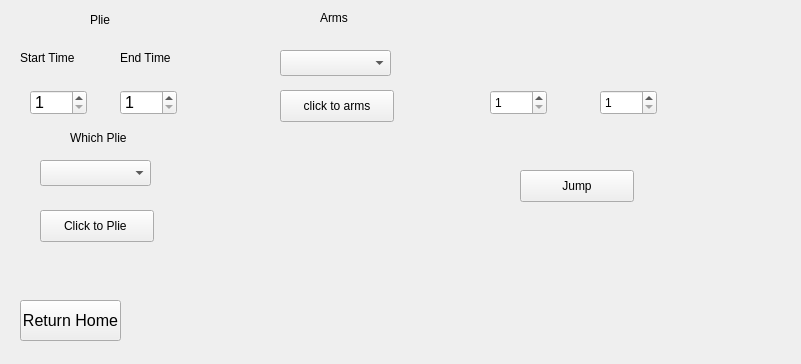
This is resources/widget/PhysicWidget/Widget.ui in cnbdragon/GundamPy as Qt 5 draws it before an edit. The edited form follows.
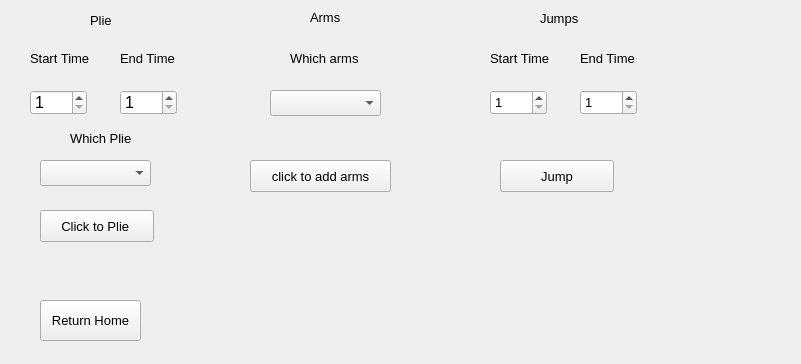
This is the edited form.

```diff
--- a/resources/widget/PhysicWidget/Widget.ui
+++ b/resources/widget/PhysicWidget/Widget.ui
@@ -10,13 +10,19 @@
     <height>364</height>
    </rect>
   </property>
+  <property name="font">
+   <font>
+    <family>Arial</family>
+    <pointsize>10</pointsize>
+   </font>
+  </property>
   <property name="windowTitle">
    <string>Form</string>
   </property>
   <widget class="QPushButton" name="homeBtn">
    <property name="geometry">
     <rect>
-     <x>20</x>
+     <x>40</x>
      <y>300</y>
      <width>101</width>
      <height>41</height>
@@ -25,7 +31,7 @@
    <property name="font">
     <font>
      <family>Arial</family>
-     <pointsize>12</pointsize>
+     <pointsize>10</pointsize>
     </font>
    </property>
    <property name="text">
@@ -89,12 +95,18 @@
   <widget class="QLabel" name="startLabel">
    <property name="geometry">
     <rect>
-     <x>20</x>
+     <x>30</x>
      <y>50</y>
      <width>71</width>
      <height>16</height>
     </rect>
    </property>
+   <property name="font">
+    <font>
+     <family>Arial</family>
+     <pointsize>10</pointsize>
+    </font>
+   </property>
    <property name="text">
     <string>Start Time</string>
    </property>
@@ -108,6 +120,12 @@
      <height>16</height>
     </rect>
    </property>
+   <property name="font">
+    <font>
+     <family>Arial</family>
+     <pointsize>10</pointsize>
+    </font>
+   </property>
    <property name="text">
     <string>End Time</string>
    </property>
@@ -134,6 +152,12 @@
      <height>16</height>
     </rect>
    </property>
+   <property name="font">
+    <font>
+     <family>Arial</family>
+     <pointsize>10</pointsize>
+    </font>
+   </property>
    <property name="text">
     <string>Which Plie</string>
    </property>
@@ -147,6 +171,12 @@
      <height>32</height>
     </rect>
    </property>
+   <property name="font">
+    <font>
+     <family>Arial</family>
+     <pointsize>10</pointsize>
+    </font>
+   </property>
    <property name="text">
     <string>Click to Plie </string>
    </property>
@@ -154,7 +184,7 @@
   <widget class="QLabel" name="armLabel">
    <property name="geometry">
     <rect>
-     <x>320</x>
+     <x>310</x>
      <y>10</y>
      <width>62</width>
      <height>16</height>
@@ -167,8 +197,8 @@
   <widget class="QComboBox" name="armBox">
    <property name="geometry">
     <rect>
-     <x>280</x>
-     <y>50</y>
+     <x>270</x>
+     <y>90</y>
      <width>111</width>
      <height>26</height>
     </rect>
@@ -177,21 +207,21 @@
   <widget class="QPushButton" name="armBtn">
    <property name="geometry">
     <rect>
-     <x>280</x>
-     <y>90</y>
-     <width>114</width>
+     <x>250</x>
+     <y>160</y>
+     <width>141</width>
      <height>32</height>
     </rect>
    </property>
    <property name="text">
-    <string>click to arms</string>
+    <string>click to add arms</string>
    </property>
   </widget>
   <widget class="QPushButton" name="jumpBtn">
    <property name="geometry">
     <rect>
-     <x>520</x>
-     <y>170</y>
+     <x>500</x>
+     <y>160</y>
      <width>114</width>
      <height>32</height>
     </rect>
@@ -222,7 +252,7 @@
   <widget class="QSpinBox" name="endTimeBox_2">
    <property name="geometry">
     <rect>
-     <x>600</x>
+     <x>580</x>
      <y>90</y>
      <width>57</width>
      <height>25</height>
@@ -238,6 +268,58 @@
     <number>1</number>
    </property>
   </widget>
+  <widget class="QLabel" name="label">
+   <property name="geometry">
+    <rect>
+     <x>290</x>
+     <y>50</y>
+     <width>71</width>
+     <height>16</height>
+    </rect>
+   </property>
+   <property name="text">
+    <string>Which arms</string>
+   </property>
+  </widget>
+  <widget class="QLabel" name="label_2">
+   <property name="geometry">
+    <rect>
+     <x>540</x>
+     <y>10</y>
+     <width>62</width>
+     <height>16</height>
+    </rect>
+   </property>
+   <property name="text">
+    <string>Jumps</string>
+   </property>
+  </widget>
+  <widget class="QLabel" name="startLabel_2">
+   <property name="geometry">
+    <rect>
+     <x>490</x>
+     <y>50</y>
+     <width>71</width>
+     <height>16</height>
+    </rect>
+   </property>
+   <property name="text">
+    <string>Start Time</string>
+   </property>
+  </widget>
+  <widget class="QLabel" name="endLabel_2">
+   <property name="geometry">
+    <rect>
+     <x>580</x>
+     <y>50</y>
+     <width>62</width>
+     <height>16</height>
+    </rect>
+   </property>
+   <property name="text">
+    <string>End Time</string>
+   </property>
+  </widget>
  </widget>
  <resources/>
  <connections/>
```
